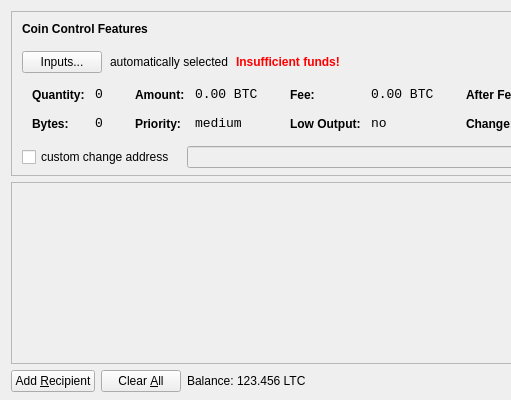
The window that src/qt/forms/sendcoinsdialog.ui (stumpyfr/tekcoin) describes before a commit, drawn with Qt 5; both pictures show x 0 to 511 and y 0 to 400 of the 850 by 400 pixel window.
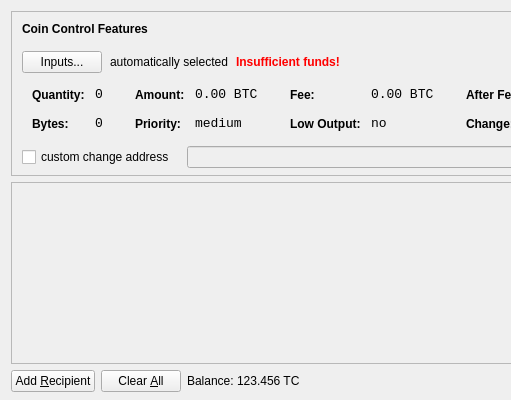
The same window after the commit. Icons and pictures are not drawn.

The edit to the form file:
```diff
--- a/src/qt/forms/sendcoinsdialog.ui
+++ b/src/qt/forms/sendcoinsdialog.ui
@@ -720,7 +720,7 @@
           <cursorShape>IBeamCursor</cursorShape>
          </property>
          <property name="text">
-          <string>123.456 LTC</string>
+          <string>123.456 TC</string>
          </property>
          <property name="textInteractionFlags">
           <set>Qt::LinksAccessibleByMouse|Qt::TextSelectableByKeyboard|Qt::TextSelectableByMouse</set>
```
